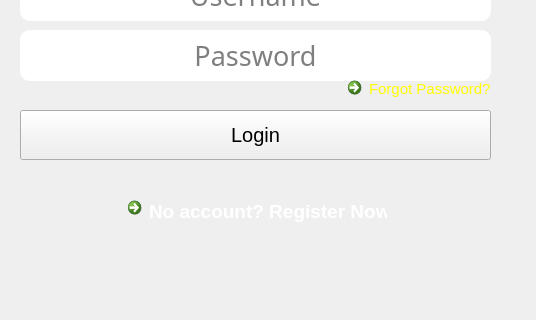
This is login.ui in Mahrokh-M/SkullKing_Never-Executable_7 as Qt 5 draws it before an edit; both pictures show x 0 to 536 and y 280 to 600 of the 536 by 600 pixel window. The edited form follows.
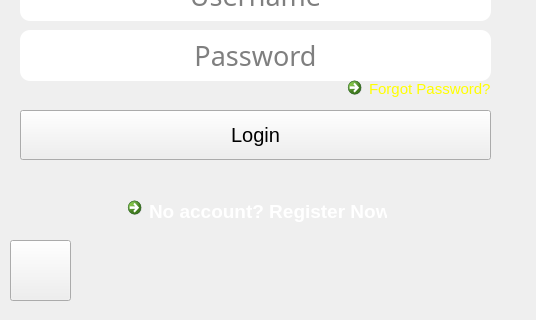
This is the edited form. Icons and pictures are not drawn.

The edit to the form file:
```diff
--- a/login.ui
+++ b/login.ui
@@ -292,6 +292,22 @@
      <normaloff>:/new/prefix1/transparent.png</normaloff>:/new/prefix1/transparent.png</iconset>
    </property>
   </widget>
+  <widget class="QPushButton" name="Exit">
+   <property name="geometry">
+    <rect>
+     <x>10</x>
+     <y>520</y>
+     <width>61</width>
+     <height>61</height>
+    </rect>
+   </property>
+   <property name="styleSheet">
+    <string notr="true"/>
+   </property>
+   <property name="text">
+    <string/>
+   </property>
+  </widget>
   <zorder>label_2</zorder>
   <zorder>UserName</zorder>
   <zorder>Password</zorder>
```
Left out of the diff: 1 changed line with no effect on the pictures.
